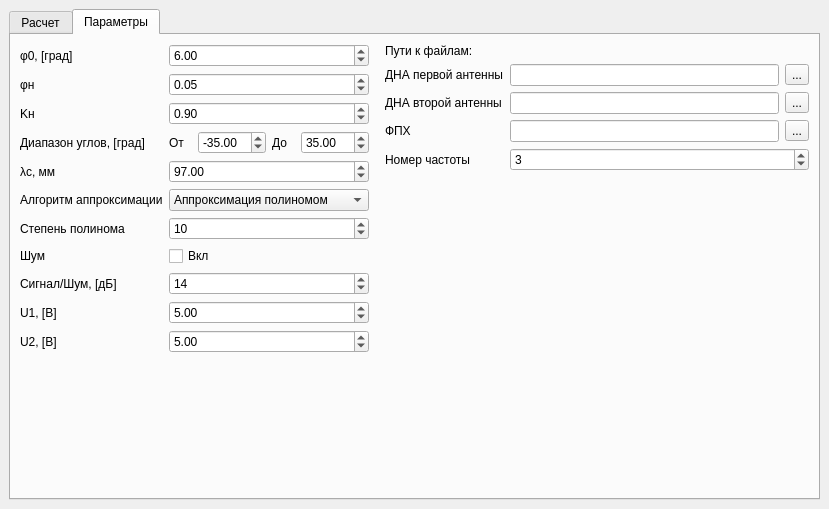
Qt form ui/pelengator_v2.ui (Zamarin-Alexey/diplom) before a commit.
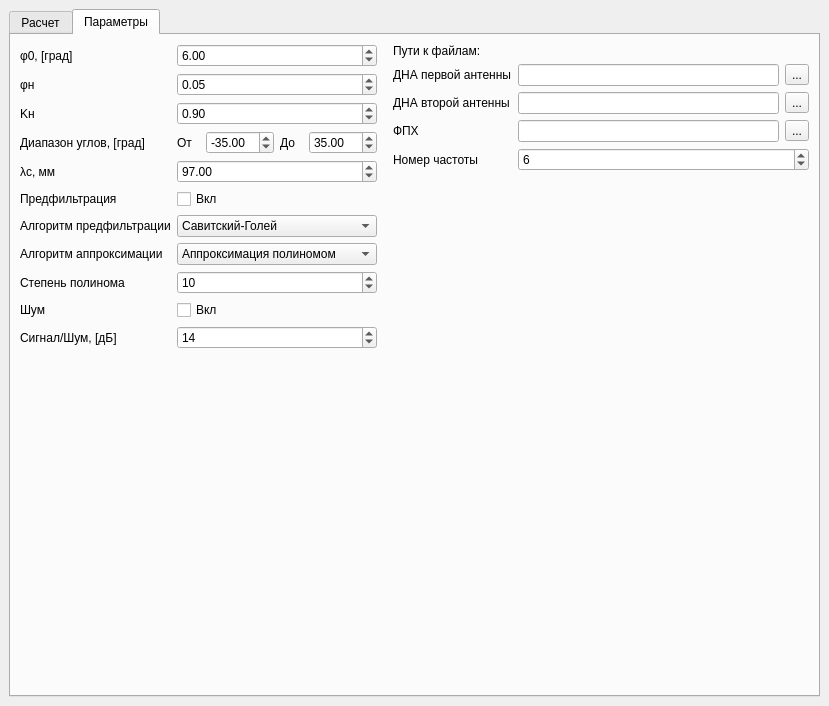
The same form after that commit.

Diff of the .ui file:
```diff
--- a/ui/pelengator_v2.ui
+++ b/ui/pelengator_v2.ui
@@ -7,7 +7,7 @@
     <x>0</x>
     <y>0</y>
     <width>829</width>
-    <height>509</height>
+    <height>706</height>
    </rect>
   </property>
   <property name="windowTitle">
@@ -233,6 +233,29 @@
               </property>
              </widget>
             </item>
+            <item row="2" column="0">
+             <widget class="QLabel" name="k_n_label">
+              <property name="text">
+               <string>Kн</string>
+              </property>
+             </widget>
+            </item>
+            <item row="2" column="1">
+             <widget class="QDoubleSpinBox" name="k_n_spinBox">
+              <property name="minimum">
+               <double>0.800000000000000</double>
+              </property>
+              <property name="maximum">
+               <double>1.000000000000000</double>
+              </property>
+              <property name="singleStep">
+               <double>0.100000000000000</double>
+              </property>
+              <property name="value">
+               <double>0.900000000000000</double>
+              </property>
+             </widget>
+            </item>
             <item row="3" column="0">
              <widget class="QLabel" name="angle_range_label">
               <property name="text">
@@ -243,7 +266,7 @@
             <item row="3" column="1">
              <layout class="QHBoxLayout" name="horizontalLayout_3">
               <item>
-               <widget class="QLabel" name="feom_label">
+               <widget class="QLabel" name="from_label">
                 <property name="text">
                  <string>От</string>
                 </property>
@@ -305,13 +328,27 @@
              </widget>
             </item>
             <item row="5" column="0">
+             <widget class="QLabel" name="prefilter_label">
+              <property name="text">
+               <string>Предфильтрация</string>
+              </property>
+             </widget>
+            </item>
+            <item row="6" column="0">
+             <widget class="QLabel" name="prefilter_algo_label">
+              <property name="text">
+               <string>Алгоритм предфильтрации</string>
+              </property>
+             </widget>
+            </item>
+            <item row="7" column="0">
              <widget class="QLabel" name="approx_mode_label">
               <property name="text">
                <string>Алгоритм аппроксимации</string>
               </property>
              </widget>
             </item>
-            <item row="5" column="1">
+            <item row="7" column="1">
              <widget class="QComboBox" name="approx_mode_combo_box">
               <property name="minimumSize">
                <size>
@@ -331,14 +368,14 @@
               </item>
              </widget>
             </item>
-            <item row="6" column="0">
+            <item row="8" column="0">
              <widget class="QLabel" name="poly_degree_label">
               <property name="text">
                <string>Степень полинома</string>
               </property>
              </widget>
             </item>
-            <item row="6" column="1">
+            <item row="8" column="1">
              <widget class="QSpinBox" name="poly_degree_spinBox">
               <property name="maximum">
                <number>50</number>
@@ -348,83 +385,53 @@
               </property>
              </widget>
             </item>
-            <item row="7" column="0">
+            <item row="9" column="0">
              <widget class="QLabel" name="noise_label">
               <property name="text">
                <string>Шум</string>
               </property>
              </widget>
             </item>
-            <item row="7" column="1">
+            <item row="9" column="1">
              <widget class="QCheckBox" name="noise_checkBox">
               <property name="text">
                <string>Вкл</string>
               </property>
              </widget>
             </item>
-            <item row="8" column="0">
+            <item row="10" column="0">
              <widget class="QLabel" name="q_label">
               <property name="text">
                <string>Сигнал/Шум, [дБ]</string>
               </property>
              </widget>
             </item>
-            <item row="8" column="1">
+            <item row="10" column="1">
              <widget class="QSpinBox" name="q_spinBox">
               <property name="value">
                <number>14</number>
               </property>
              </widget>
             </item>
-            <item row="9" column="0">
-             <widget class="QLabel" name="u_1_label">
+            <item row="5" column="1">
+             <widget class="QCheckBox" name="prefilter_checkBox">
               <property name="text">
-               <string>U1, [В]</string>
+               <string>Вкл</string>
               </property>
              </widget>
             </item>
-            <item row="10" column="0">
-             <widget class="QLabel" name="u_2_label">
-              <property name="text">
-               <string>U2, [В]</string>
-              </property>
-             </widget>
-            </item>
-            <item row="2" column="0">
-             <widget class="QLabel" name="k_n_label">
-              <property name="text">
-               <string>Kн</string>
-              </property>
-             </widget>
-            </item>
-            <item row="2" column="1">
-             <widget class="QDoubleSpinBox" name="k_n_spinBox">
-              <property name="minimum">
-               <double>0.800000000000000</double>
-              </property>
-              <property name="maximum">
-               <double>1.000000000000000</double>
-              </property>
-              <property name="singleStep">
-               <double>0.100000000000000</double>
-              </property>
-              <property name="value">
-               <double>0.900000000000000</double>
-              </property>
-             </widget>
-            </item>
-            <item row="9" column="1">
-             <widget class="QDoubleSpinBox" name="u_1_spinBox">
-              <property name="value">
-               <double>5.000000000000000</double>
-              </property>
-             </widget>
-            </item>
-            <item row="10" column="1">
-             <widget class="QDoubleSpinBox" name="u_2_spinBox">
-              <property name="value">
-               <double>5.000000000000000</double>
-              </property>
+            <item row="6" column="1">
+             <widget class="QComboBox" name="prefilter_algo_comboBox">
+              <item>
+               <property name="text">
+                <string>Савитский-Голей</string>
+               </property>
+              </item>
+              <item>
+               <property name="text">
+                <string>Баттеруорта</string>
+               </property>
+              </item>
              </widget>
             </item>
            </layout>
@@ -519,7 +526,7 @@
                  <number>17</number>
                 </property>
                 <property name="value">
-                 <number>3</number>
+                 <number>6</number>
                 </property>
                </widget>
               </item>
```
